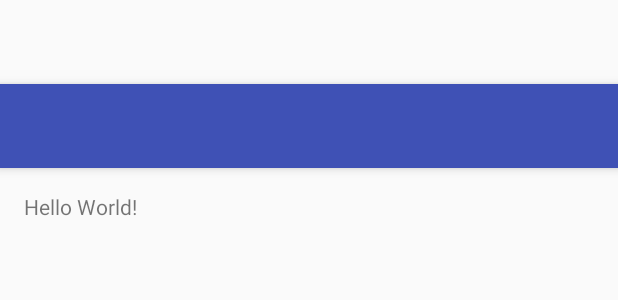
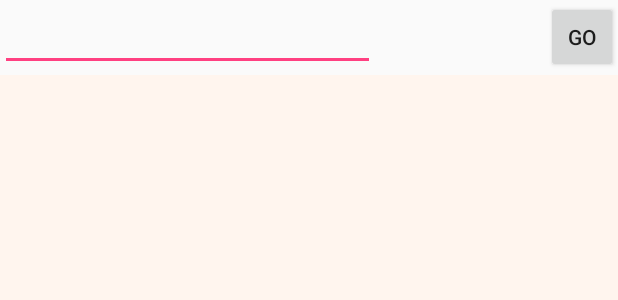
Before and after one commit to mlzepplin/Friday, an Android app: the layout activity_main.xml on its own in the app's theme, with its tools: preview values and no code run, on a phone screen of 412 x 824 dp. Shown: the top 300 px of the screen. Run offline under Robolectric (Android 15) with nearby library versions, the light colour scheme and no system bars.

Commit message:
updated ui of mainActivity

```diff
--- a/app/src/main/res/layout/activity_main.xml
+++ b/app/src/main/res/layout/activity_main.xml
@@ -1,22 +1,68 @@
 <?xml version="1.0" encoding="utf-8"?>
 
-<android.support.design.widget.CoordinatorLayout
+<RelativeLayout
     xmlns:android="http://schemas.android.com/apk/res/android"
     xmlns:app="http://schemas.android.com/apk/res-auto"
     xmlns:tools="http://schemas.android.com/tools" android:layout_width="match_parent"
     android:layout_height="match_parent" android:fitsSystemWindows="true"
-    tools:context=".MainActivity">
+    tools:context=".MainActivity"
+    android:id="@+id/whatsup"
+    >
 
-    <android.support.design.widget.AppBarLayout android:layout_height="wrap_content"
-        android:layout_width="match_parent" android:theme="@style/AppTheme.AppBarOverlay">
 
-        <android.support.v7.widget.Toolbar android:id="@+id/toolbar"
-            android:layout_width="match_parent" android:layout_height="?attr/actionBarSize"
-            android:background="?attr/colorPrimary" android:theme="@style/AppTheme.AppBarOverlay"
-            app:popupTheme="@style/AppTheme.PopupOverlay" />
+    <FrameLayout
+        android:layout_width="match_parent"
+        android:layout_height="50dp"
+        android:layout_alignParentTop="true"
+        android:layout_alignParentLeft="true"
+        android:layout_alignParentStart="true"
+        android:id="@+id/frameLayout2">
 
-    </android.support.design.widget.AppBarLayout>
+        <Button
+            style="?android:attr/buttonStyleSmall"
+            android:layout_width="wrap_content"
+            android:layout_height="wrap_content"
+            android:text="GO"
+            android:id="@+id/searchButton"
+            android:layout_gravity="right|center_vertical"
+            android:focusable="false"
+            android:focusableInTouchMode="false" />
 
-    <include layout="@layout/content_main" />
+        <EditText
+            android:layout_width="250dp"
+            android:layout_height="wrap_content"
+            android:id="@+id/searchEditText"
+            android:layout_gravity="left|center_vertical"
+            android:layout_alignParentTop="true"
+            android:layout_alignRight="@+id/frameLayout2"
+            android:layout_alignEnd="@+id/frameLayout2"
+            android:layout_marginRight="211dp"
+            android:layout_marginEnd="211dp"
+            android:textColor="#FFFAFA"
+            android:focusable="true"
+            android:focusableInTouchMode="true" />
 
-</android.support.design.widget.CoordinatorLayout>
+    </FrameLayout>
+
+    <FrameLayout
+        android:layout_width="match_parent"
+        android:layout_height="match_parent"
+        android:layout_below="@+id/frameLayout2"
+        android:background="#FFF5EE">
+
+        <ScrollView android:layout_width="wrap_content"
+            android:layout_height="wrap_content"
+            android:id="@+id/labelsScrollView"
+            >
+        </ScrollView>
+        <ListView
+            android:layout_width="fill_parent"
+            android:layout_height="388dp"
+            android:id="@+id/labelsListView"
+            android:layout_gravity="left|center_vertical"
+            android:focusableInTouchMode="false"
+            android:focusable="false" />
+    </FrameLayout>
+
+
+</RelativeLayout>
```
